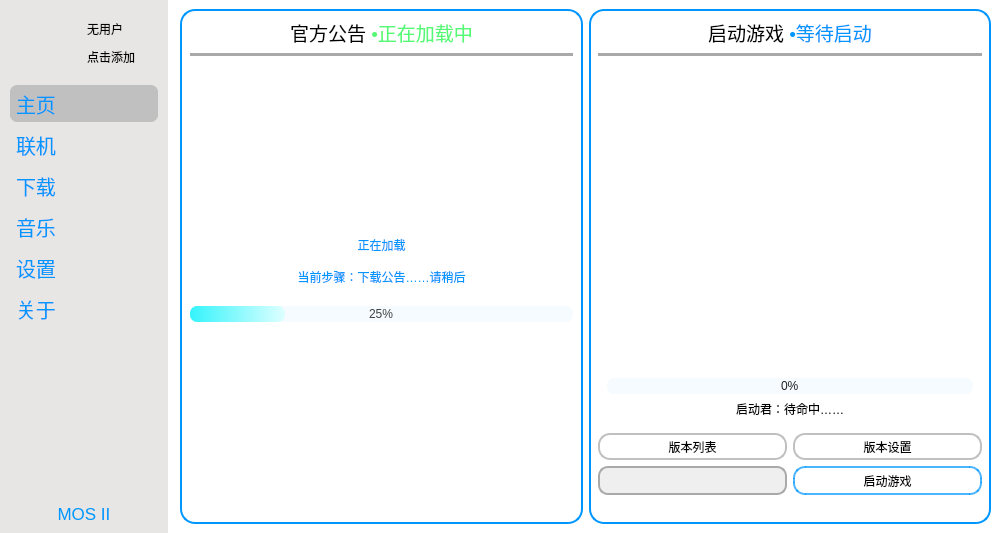
Old version of the form UI/MOS_UI.ui in the repository David-xian66/Minecraft-Optimal-Starter_2.
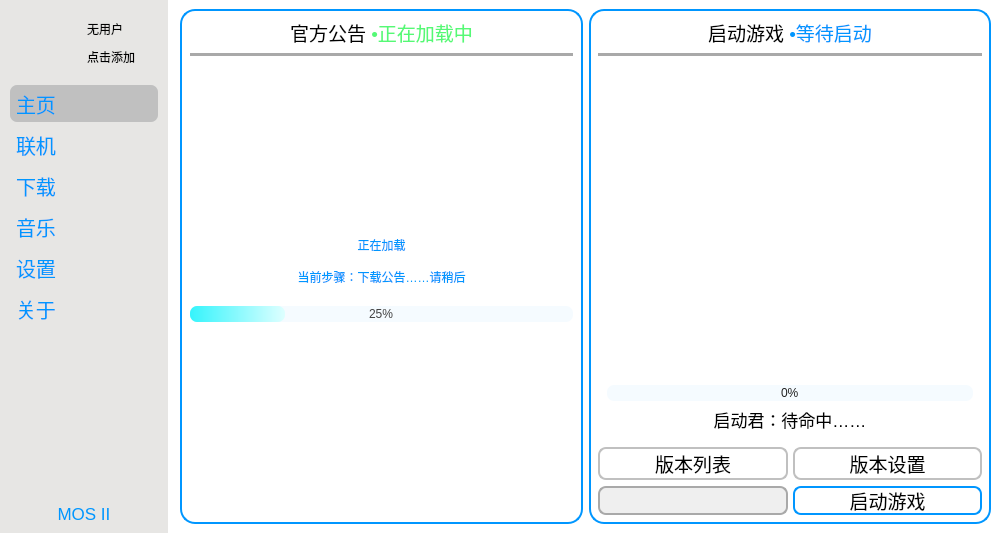
New version of the form. The open tabs and pages were chosen to show the change. Icons and pictures are not drawn.

What changed in the file:
```diff
--- a/UI/MOS_UI.ui
+++ b/UI/MOS_UI.ui
@@ -111,322 +111,6 @@
             <property name="bottomMargin">
              <number>0</number>
             </property>
-            <item row="0" column="1">
-             <widget class="QWidget" name="widget_scrollArea_page_gonggao_right" native="true">
-              <property name="minimumSize">
-               <size>
-                <width>399</width>
-                <height>509</height>
-               </size>
-              </property>
-              <property name="styleSheet">
-               <string notr="true">QWidget  {
-	border:2px solid rgb(0, 150, 255);border-radius:15px;
-}
-
-#pushButton__gonggao_start{border:2px solid rgba(0, 150, 255, 179);height:25px;border-radius:12px;}
-#pushButton__gonggao_start::hover{color: rgb(0, 150, 255,100);}
-#pushButton__gonggao_start::pressed{background-color: rgba(0, 150, 255, 50);}
-
-QProgressBar{
-    text-align: center;
-    border-style:none;
-    border-radius:7px;
-    color: rgb(33, 33, 33);
-}
-QProgressBar::chunk{
-    border-radius:7px;
-    background-color: qlineargradient(spread:reflect, x1:0, y1:0, x2:1, y2:0, stop:0 rgba(0, 224, 249, 255), stop:1 rgba(212, 255, 255, 255));
-}
-
-QComboBox {
-    border: 2px solid rgb(169, 169, 169); /* border: 宽度 线类型 颜色 */
-    height:25px;
-    /*background-color: rgba(0, 150, 255, 150);*/
-    background-color: rgba(214, 214, 214,100);
-    border-radius:10px;
-}
-
-/*下拉框的样式*/
-QComboBox QAbstractItemView
-{
-    outline: 0px solid gray;  /*取消选中虚线*/
-    border: 1px solid rgb(31, 156, 255);
-    color: rgb(66, 66, 66);
-    background-color: rgb(255, 255, 255);
-    selection-background-color: rgb(0, 150, 255);
-    border-radius:5px;
-    height:35px;
-    border:None;
-}
-/*选中每一项的字体颜色和背景颜色*/
-QComboBox::item:selected 
-{
-    color: rgb(255, 255, 255);
-    background-color: rgb(0, 150, 255);
-    border-radius:5px;
-}
-/*右边*/
-QComboBox::drop-down{border: 2px solid rgba(0, 150, 255,0);}
-QComboBox::down-arrow
-{
-    image: url(:/img/picture/back_blue_down.png);
-    width: 25px;
-    height: 35px;
-    right:6px;
-    border-left: 2px solid rgb(192, 192, 192);
-    border-right: 1px solid rgba(214, 214, 214,0);
-}
-QComboBox::down-arrow:on
-{
-    image: url(:/img/picture/back_blue_up.png);
-    width: 25px;
-    height: 35px;
-    right:6px;
-    border-left: 2px solid rgb(192, 192, 192);
-    border-right: 1px solid rgba(214, 214, 214,0);
-}
-/*QComboBox::down-arrow::hover{}*
-
-/* QComboBox中的垂直滚动条 */
-QComboBox QAbstractScrollArea QScrollBar:vertical {
-    width: 10px;
-    height: 8px;
-    background-color: rgb(255, 64, 255);   /* 空白区域的背景色*/
-    border-style:none;
-}
-
-QComboBox QAbstractScrollArea QScrollBar::handle:vertical {
-    border-radius: 5px;   /* 圆角 */
-    background: rgb(160,160,160);   /* 小方块的背景色深灰lightblue */
-}
-
-QComboBox QAbstractScrollArea QScrollBar::handle:vertical:hover {
-    background: rgb(255, 255, 255);   /* 越过小方块的背景色*/
-}</string>
-              </property>
-              <layout class="QGridLayout" name="gridLayout_6">
-               <item row="0" column="0" colspan="2">
-                <widget class="QLabel" name="label__gonggao_right_txt">
-                 <property name="font">
-                  <font>
-                   <pointsize>14</pointsize>
-                  </font>
-                 </property>
-                 <property name="styleSheet">
-                  <string notr="true">border-style:none;</string>
-                 </property>
-                 <property name="text">
-                  <string>&lt;html&gt;&lt;head/&gt;&lt;body&gt;&lt;p&gt;启动游戏 &lt;span style=&quot; color:#0096ff;&quot;&gt;•等待启动&lt;/span&gt;&lt;/p&gt;&lt;/body&gt;&lt;/html&gt;</string>
-                 </property>
-                 <property name="alignment">
-                  <set>Qt::AlignCenter</set>
-                 </property>
-                 <property name="wordWrap">
-                  <bool>true</bool>
-                 </property>
-                </widget>
-               </item>
-               <item row="4" column="0">
-                <widget class="QComboBox" name="comboBox_gonggao_right">
-                 <property name="minimumSize">
-                  <size>
-                   <width>181</width>
-                   <height>29</height>
-                  </size>
-                 </property>
-                 <property name="font">
-                  <font>
-                   <pointsize>14</pointsize>
-                  </font>
-                 </property>
-                 <property name="mouseTracking">
-                  <bool>false</bool>
-                 </property>
-                 <property name="editable">
-                  <bool>false</bool>
-                 </property>
-                 <property name="currentIndex">
-                  <number>-1</number>
-                 </property>
-                 <property name="maxVisibleItems">
-                  <number>15</number>
-                 </property>
-                 <property name="maxCount">
-                  <number>2147483647</number>
-                 </property>
-                 <property name="minimumContentsLength">
-                  <number>0</number>
-                 </property>
-                 <property name="duplicatesEnabled">
-                  <bool>false</bool>
-                 </property>
-                 <property name="frame">
-                  <bool>true</bool>
-                 </property>
-                 <property name="modelColumn">
-                  <number>0</number>
-                 </property>
-                </widget>
-               </item>
-               <item row="5" column="0">
-                <spacer name="horizontalSpacer">
-                 <property name="orientation">
-                  <enum>Qt::Horizontal</enum>
-                 </property>
-                 <property name="sizeHint" stdset="0">
-                  <size>
-                   <width>40</width>
-                   <height>20</height>
-                  </size>
-                 </property>
-                </spacer>
-               </item>
-               <item row="1" column="0" colspan="2">
-                <widget class="Line" name="line_8">
-                 <property name="styleSheet">
-                  <string notr="true">background-color: rgb(169, 169, 169);border:none;</string>
-                 </property>
-                 <property name="orientation">
-                  <enum>Qt::Horizontal</enum>
-                 </property>
-                </widget>
-               </item>
-               <item row="4" column="1">
-                <widget class="QPushButton" name="pushButton__gonggao_start">
-                 <property name="minimumSize">
-                  <size>
-                   <width>180</width>
-                   <height>29</height>
-                  </size>
-                 </property>
-                 <property name="styleSheet">
-                  <string notr="true"/>
-                 </property>
-                 <property name="text">
-                  <string>启动游戏</string>
-                 </property>
-                </widget>
-               </item>
-               <item row="3" column="0">
-                <widget class="QPushButton" name="pushButton_16">
-                 <property name="minimumSize">
-                  <size>
-                   <width>181</width>
-                   <height>27</height>
-                  </size>
-                 </property>
-                 <property name="styleSheet">
-                  <string notr="true">border:2px solid rgb(192, 192, 192);height:23px;border-radius:12px;</string>
-                 </property>
-                 <property name="text">
-                  <string>版本列表</string>
-                 </property>
-                </widget>
-               </item>
-               <item row="2" column="0" colspan="2">
-                <widget class="QWidget" name="widget_scrollArea_page_gonggao_statring" native="true">
-                 <property name="styleSheet">
-                  <string notr="true">border-style:none;</string>
-                 </property>
-                 <layout class="QGridLayout" name="gridLayout_2">
-                  <item row="2" column="0" colspan="5">
-                   <widget class="QProgressBar" name="progressBar">
-                    <property name="styleSheet">
-                     <string notr="true">background-color: rgba(0, 150, 255, 10);height:15px;</string>
-                    </property>
-                    <property name="value">
-                     <number>0</number>
-                    </property>
-                   </widget>
-                  </item>
-                  <item row="0" column="1" rowspan="2" colspan="3">
-                   <widget class="QLabel" name="label_3">
-                    <property name="styleSheet">
-                     <string notr="true">border-style:none;background-color: rgba(255, 255, 255, 0);</string>
-                    </property>
-                    <property name="text">
-                     <string/>
-                    </property>
-                    <property name="pixmap">
-                     <pixmap>../../../Desktop/MOS/picture/loading_3.gif</pixmap>
-                    </property>
-                    <property name="alignment">
-                     <set>Qt::AlignCenter</set>
-                    </property>
-                   </widget>
-                  </item>
-                  <item row="0" column="0">
-                   <spacer name="verticalSpacer_4">
-                    <property name="orientation">
-                     <enum>Qt::Vertical</enum>
-                    </property>
-                    <property name="sizeHint" stdset="0">
-                     <size>
-                      <width>20</width>
-                      <height>40</height>
-                     </size>
-                    </property>
-                   </spacer>
-                  </item>
-                  <item row="3" column="1" colspan="3">
-                   <widget class="QLabel" name="label_7">
-                    <property name="text">
-                     <string>启动君：待命中……</string>
-                    </property>
-                    <property name="alignment">
-                     <set>Qt::AlignCenter</set>
-                    </property>
-                   </widget>
-                  </item>
-                  <item row="0" column="4" rowspan="2">
-                   <spacer name="verticalSpacer_5">
-                    <property name="orientation">
-                     <enum>Qt::Vertical</enum>
-                    </property>
-                    <property name="sizeHint" stdset="0">
-                     <size>
-                      <width>20</width>
-                      <height>40</height>
-                     </size>
-                    </property>
-                   </spacer>
-                  </item>
-                 </layout>
-                </widget>
-               </item>
-               <item row="3" column="1">
-                <widget class="QPushButton" name="pushButton_17">
-                 <property name="minimumSize">
-                  <size>
-                   <width>180</width>
-                   <height>27</height>
-                  </size>
-                 </property>
-                 <property name="styleSheet">
-                  <string notr="true">border:2px solid rgb(192, 192, 192);height:23px;border-radius:12px;</string>
-                 </property>
-                 <property name="text">
-                  <string>版本设置</string>
-                 </property>
-                </widget>
-               </item>
-               <item row="5" column="1">
-                <spacer name="horizontalSpacer_2">
-                 <property name="orientation">
-                  <enum>Qt::Horizontal</enum>
-                 </property>
-                 <property name="sizeHint" stdset="0">
-                  <size>
-                   <width>40</width>
-                   <height>20</height>
-                  </size>
-                 </property>
-                </spacer>
-               </item>
-              </layout>
-             </widget>
-            </item>
             <item row="0" column="0">
              <widget class="QWidget" name="widget_scrollArea_page_gonggao_left" native="true">
               <property name="minimumSize">
@@ -647,6 +331,375 @@
               </layout>
              </widget>
             </item>
+            <item row="0" column="1">
+             <widget class="QWidget" name="widget_scrollArea_page_gonggao_right" native="true">
+              <property name="minimumSize">
+               <size>
+                <width>399</width>
+                <height>509</height>
+               </size>
+              </property>
+              <property name="styleSheet">
+               <string notr="true">QWidget  {
+	border:2px solid rgb(0, 150, 255);border-radius:15px;
+}
+QProgressBar{
+    text-align: center;
+    border-style:none;
+    border-radius:7px;
+    color: rgb(33, 33, 33);
+}
+QProgressBar::chunk{
+    border-radius:7px;
+    background-color: qlineargradient(spread:reflect, x1:0, y1:0, x2:1, y2:0, stop:0 rgba(0, 224, 249, 255), stop:1 rgba(212, 255, 255, 255));
+}</string>
+              </property>
+              <layout class="QGridLayout" name="gridLayout_28">
+               <item row="0" column="0">
+                <widget class="QLabel" name="label__gonggao_right_txt">
+                 <property name="font">
+                  <font>
+                   <pointsize>14</pointsize>
+                  </font>
+                 </property>
+                 <property name="styleSheet">
+                  <string notr="true">border-style:none;</string>
+                 </property>
+                 <property name="text">
+                  <string>&lt;html&gt;&lt;head/&gt;&lt;body&gt;&lt;p&gt;启动游戏 &lt;span style=&quot; color:#0096ff;&quot;&gt;•等待启动&lt;/span&gt;&lt;/p&gt;&lt;/body&gt;&lt;/html&gt;</string>
+                 </property>
+                 <property name="alignment">
+                  <set>Qt::AlignCenter</set>
+                 </property>
+                 <property name="wordWrap">
+                  <bool>true</bool>
+                 </property>
+                </widget>
+               </item>
+               <item row="1" column="0">
+                <widget class="Line" name="line_8">
+                 <property name="styleSheet">
+                  <string notr="true">background-color: rgb(169, 169, 169);border:none;</string>
+                 </property>
+                 <property name="orientation">
+                  <enum>Qt::Horizontal</enum>
+                 </property>
+                </widget>
+               </item>
+               <item row="2" column="0">
+                <widget class="QWidget" name="widget_scrollArea_page_gonggao_statring" native="true">
+                 <property name="sizePolicy">
+                  <sizepolicy hsizetype="Preferred" vsizetype="Preferred">
+                   <horstretch>0</horstretch>
+                   <verstretch>0</verstretch>
+                  </sizepolicy>
+                 </property>
+                 <property name="styleSheet">
+                  <string notr="true">border-style:none;</string>
+                 </property>
+                 <layout class="QGridLayout" name="gridLayout_2">
+                  <item row="2" column="0" colspan="5">
+                   <widget class="QProgressBar" name="progressBar">
+                    <property name="styleSheet">
+                     <string notr="true">background-color: rgba(0, 150, 255, 10);height:15px;</string>
+                    </property>
+                    <property name="value">
+                     <number>0</number>
+                    </property>
+                   </widget>
+                  </item>
+                  <item row="0" column="0">
+                   <spacer name="verticalSpacer_4">
+                    <property name="orientation">
+                     <enum>Qt::Vertical</enum>
+                    </property>
+                    <property name="sizeHint" stdset="0">
+                     <size>
+                      <width>10</width>
+                      <height>40</height>
+                     </size>
+                    </property>
+                   </spacer>
+                  </item>
+                  <item row="0" column="4" rowspan="2">
+                   <spacer name="verticalSpacer_5">
+                    <property name="orientation">
+                     <enum>Qt::Vertical</enum>
+                    </property>
+                    <property name="sizeHint" stdset="0">
+                     <size>
+                      <width>10</width>
+                      <height>40</height>
+                     </size>
+                    </property>
+                   </spacer>
+                  </item>
+                  <item row="0" column="1" rowspan="2" colspan="3">
+                   <widget class="QLabel" name="label_3">
+                    <property name="styleSheet">
+                     <string notr="true">border-style:none;background-color: rgba(255, 255, 255, 0);</string>
+                    </property>
+                    <property name="text">
+                     <string/>
+                    </property>
+                    <property name="pixmap">
+                     <pixmap>../../../Desktop/MOS/picture/loading_3.gif</pixmap>
+                    </property>
+                    <property name="alignment">
+                     <set>Qt::AlignCenter</set>
+                    </property>
+                   </widget>
+                  </item>
+                  <item row="3" column="0" colspan="5">
+                   <widget class="QLabel" name="label_7">
+                    <property name="font">
+                     <font>
+                      <pointsize>13</pointsize>
+                     </font>
+                    </property>
+                    <property name="text">
+                     <string>启动君：待命中……</string>
+                    </property>
+                    <property name="alignment">
+                     <set>Qt::AlignCenter</set>
+                    </property>
+                   </widget>
+                  </item>
+                 </layout>
+                </widget>
+               </item>
+               <item row="3" column="0">
+                <widget class="QWidget" name="widget_9" native="true">
+                 <property name="sizePolicy">
+                  <sizepolicy hsizetype="Expanding" vsizetype="Preferred">
+                   <horstretch>0</horstretch>
+                   <verstretch>0</verstretch>
+                  </sizepolicy>
+                 </property>
+                 <property name="styleSheet">
+                  <string notr="true">QWidget{border-style:none;}
+QPushButton{border:2px solid rgb(192, 192, 192);border-radius:8px;}
+#pushButton__gonggao_start{border:2px solid rgb(0, 150, 255);height:25px;border-radius:8px;}
+#pushButton__gonggao_start::hover{color: rgb(0, 150, 255,100);}
+#pushButton__gonggao_start::pressed{background-color: rgba(0, 150, 255, 50);}
+
+QComboBox {
+    border: 2px solid rgb(169, 169, 169); /* border: 宽度 线类型 颜色 */
+    height:25px;
+    /*background-color: rgba(0, 150, 255, 150);*/
+    background-color: rgba(214, 214, 214,100);
+    border-radius:8px;
+}
+
+/*下拉框的样式*/
+QComboBox QAbstractItemView
+{
+    outline: 0px solid gray;  /*取消选中虚线*/
+    border: 1px solid rgb(31, 156, 255);
+    color: rgb(66, 66, 66);
+    background-color: rgb(255, 255, 255);
+    selection-background-color: rgb(0, 150, 255);
+    border-radius:5px;
+    height:35px;
+    border:None;
+}
+/*选中每一项的字体颜色和背景颜色*/
+QComboBox::item:selected 
+{
+    color: rgb(255, 255, 255);
+    background-color: rgb(0, 150, 255);
+    border-radius:5px;
+}
+/*右边*/
+QComboBox::drop-down{border: 2px solid rgba(0, 150, 255,0);}
+QComboBox::down-arrow
+{
+    image: url(:/img/picture/back_blue_down.png);
+    width: 25px;
+    height: 35px;
+    right:6px;
+    border-left: 2px solid rgb(192, 192, 192);
+    border-right: 1px solid rgba(214, 214, 214,0);
+}
+QComboBox::down-arrow:on
+{
+    image: url(:/img/picture/back_blue_up.png);
+    width: 25px;
+    height: 35px;
+    right:6px;
+    border-left: 2px solid rgb(192, 192, 192);
+    border-right: 1px solid rgba(214, 214, 214,0);
+}
+/*QComboBox::down-arrow::hover{}*
+
+/* QComboBox中的垂直滚动条 */
+QComboBox QAbstractScrollArea QScrollBar:vertical {
+    width: 10px;
+    height: 8px;
+    background-color: rgb(255, 64, 255);   /* 空白区域的背景色*/
+    border-style:none;
+}
+
+QComboBox QAbstractScrollArea QScrollBar::handle:vertical {
+    border-radius: 5px;   /* 圆角 */
+    background: rgb(160,160,160);   /* 小方块的背景色深灰lightblue */
+}
+
+QComboBox QAbstractScrollArea QScrollBar::handle:vertical:hover {
+    background: rgb(255, 255, 255);   /* 越过小方块的背景色*/
+}</string>
+                 </property>
+                 <layout class="QGridLayout" name="gridLayout_6">
+                  <property name="leftMargin">
+                   <number>0</number>
+                  </property>
+                  <property name="topMargin">
+                   <number>0</number>
+                  </property>
+                  <property name="rightMargin">
+                   <number>0</number>
+                  </property>
+                  <property name="bottomMargin">
+                   <number>0</number>
+                  </property>
+                  <property name="horizontalSpacing">
+                   <number>5</number>
+                  </property>
+                  <item row="0" column="0">
+                   <widget class="QPushButton" name="pushButton_16">
+                    <property name="sizePolicy">
+                     <sizepolicy hsizetype="Minimum" vsizetype="Preferred">
+                      <horstretch>0</horstretch>
+                      <verstretch>0</verstretch>
+                     </sizepolicy>
+                    </property>
+                    <property name="minimumSize">
+                     <size>
+                      <width>183</width>
+                      <height>29</height>
+                     </size>
+                    </property>
+                    <property name="font">
+                     <font>
+                      <pointsize>14</pointsize>
+                     </font>
+                    </property>
+                    <property name="styleSheet">
+                     <string notr="true"/>
+                    </property>
+                    <property name="text">
+                     <string>版本列表</string>
+                    </property>
+                   </widget>
+                  </item>
+                  <item row="0" column="1">
+                   <widget class="QPushButton" name="pushButton_17">
+                    <property name="sizePolicy">
+                     <sizepolicy hsizetype="Minimum" vsizetype="Preferred">
+                      <horstretch>0</horstretch>
+                      <verstretch>0</verstretch>
+                     </sizepolicy>
+                    </property>
+                    <property name="minimumSize">
+                     <size>
+                      <width>183</width>
+                      <height>29</height>
+                     </size>
+                    </property>
+                    <property name="font">
+                     <font>
+                      <pointsize>14</pointsize>
+                     </font>
+                    </property>
+                    <property name="styleSheet">
+                     <string notr="true"/>
+                    </property>
+                    <property name="text">
+                     <string>版本设置</string>
+                    </property>
+                   </widget>
+                  </item>
+                  <item row="1" column="0">
+                   <widget class="QComboBox" name="comboBox_gonggao_right">
+                    <property name="sizePolicy">
+                     <sizepolicy hsizetype="Minimum" vsizetype="Preferred">
+                      <horstretch>0</horstretch>
+                      <verstretch>0</verstretch>
+                     </sizepolicy>
+                    </property>
+                    <property name="minimumSize">
+                     <size>
+                      <width>183</width>
+                      <height>29</height>
+                     </size>
+                    </property>
+                    <property name="font">
+                     <font>
+                      <pointsize>14</pointsize>
+                     </font>
+                    </property>
+                    <property name="mouseTracking">
+                     <bool>false</bool>
+                    </property>
+                    <property name="editable">
+                     <bool>false</bool>
+                    </property>
+                    <property name="currentIndex">
+                     <number>-1</number>
+                    </property>
+                    <property name="maxVisibleItems">
+                     <number>15</number>
+                    </property>
+                    <property name="maxCount">
+                     <number>2147483647</number>
+                    </property>
+                    <property name="minimumContentsLength">
+                     <number>0</number>
+                    </property>
+                    <property name="duplicatesEnabled">
+                     <bool>false</bool>
+                    </property>
+                    <property name="frame">
+                     <bool>true</bool>
+                    </property>
+                    <property name="modelColumn">
+                     <number>0</number>
+                    </property>
+                   </widget>
+                  </item>
+                  <item row="1" column="1">
+                   <widget class="QPushButton" name="pushButton__gonggao_start">
+                    <property name="sizePolicy">
+                     <sizepolicy hsizetype="Minimum" vsizetype="Preferred">
+                      <horstretch>0</horstretch>
+                      <verstretch>0</verstretch>
+                     </sizepolicy>
+                    </property>
+                    <property name="minimumSize">
+                     <size>
+                      <width>183</width>
+                      <height>29</height>
+                     </size>
+                    </property>
+                    <property name="font">
+                     <font>
+                      <pointsize>14</pointsize>
+                     </font>
+                    </property>
+                    <property name="styleSheet">
+                     <string notr="true"/>
+                    </property>
+                    <property name="text">
+                     <string>启动游戏</string>
+                    </property>
+                   </widget>
+                  </item>
+                 </layout>
+                </widget>
+               </item>
+              </layout>
+             </widget>
+            </item>
            </layout>
           </widget>
          </widget>
```
Left out of the diff: 85 changed lines with no effect on the pictures.
